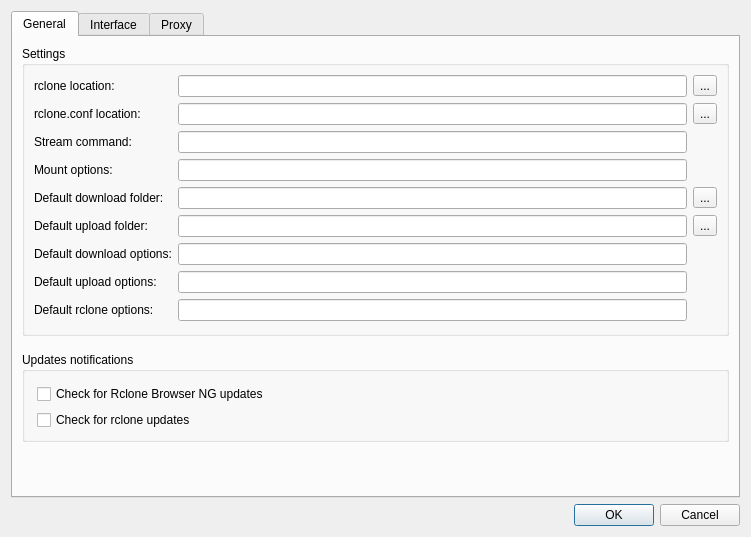
SysAdminDoc/RcloneBrowserNG, file src/preferences_dialog.ui: the form before one commit.
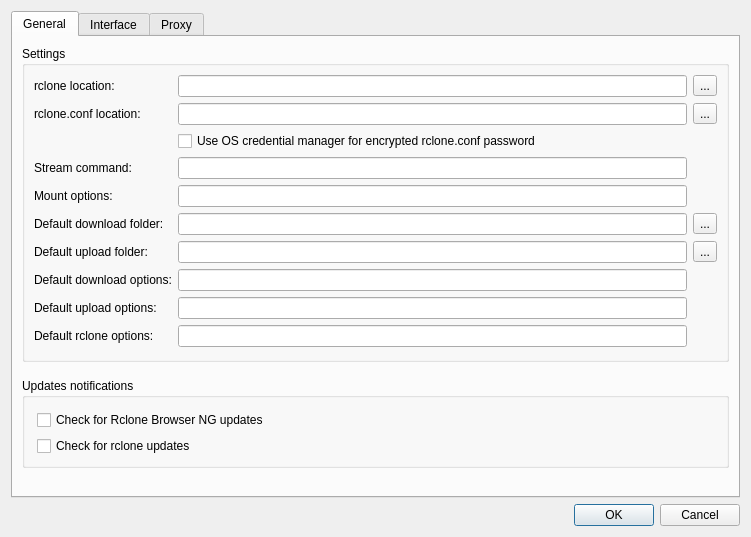
The form after the commit.

Commit message: feat(config): use password-command credential helper

What changed in the file:
```diff
--- a/src/preferences_dialog.ui
+++ b/src/preferences_dialog.ui
@@ -143,6 +143,16 @@
             </property>
            </widget>
           </item>
+          <item row="5" column="1">
+           <widget class="QCheckBox" name="usePasswordCommand">
+            <property name="toolTip">
+             <string>&lt;html&gt;&lt;head/&gt;&lt;body&gt;&lt;p&gt;store the encrypted-config password in the OS credential manager and pass it to rclone with --password-command instead of RCLONE_CONFIG_PASS&lt;/p&gt;&lt;/body&gt;&lt;/html&gt;</string>
+            </property>
+            <property name="text">
+             <string>Use OS credential manager for encrypted rclone.conf password</string>
+            </property>
+           </widget>
+          </item>
           <item row="13" column="0">
            <widget class="QLabel" name="label_11">
             <property name="text">
```
Left out of the diff: 2 changed lines with no effect on the pictures. The commit also changes 11 other files.
